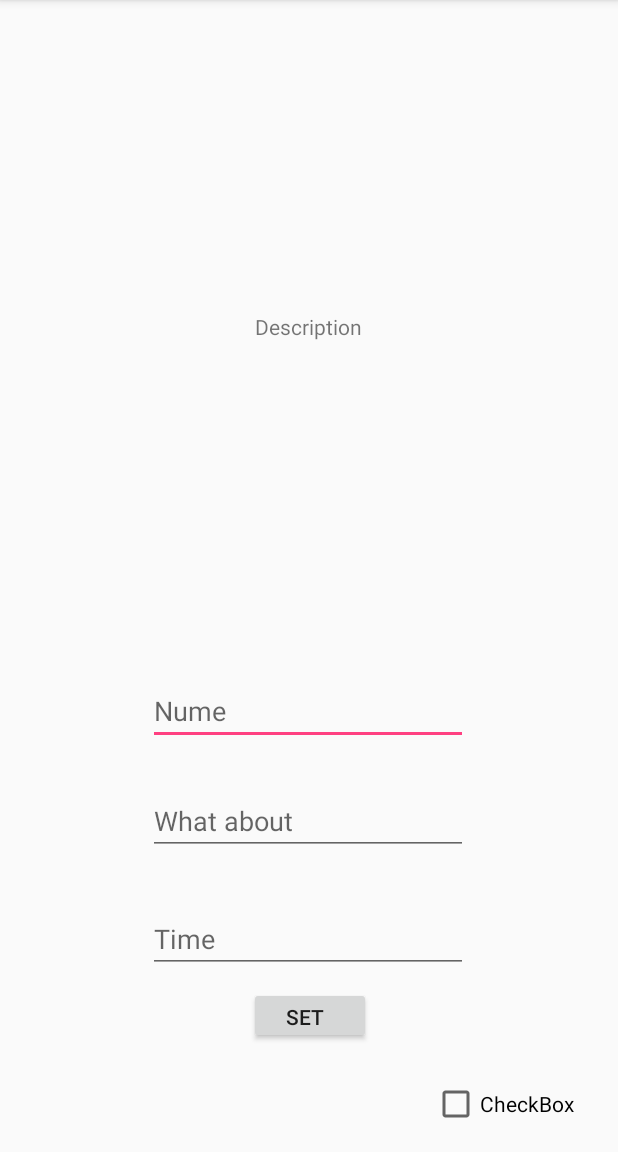
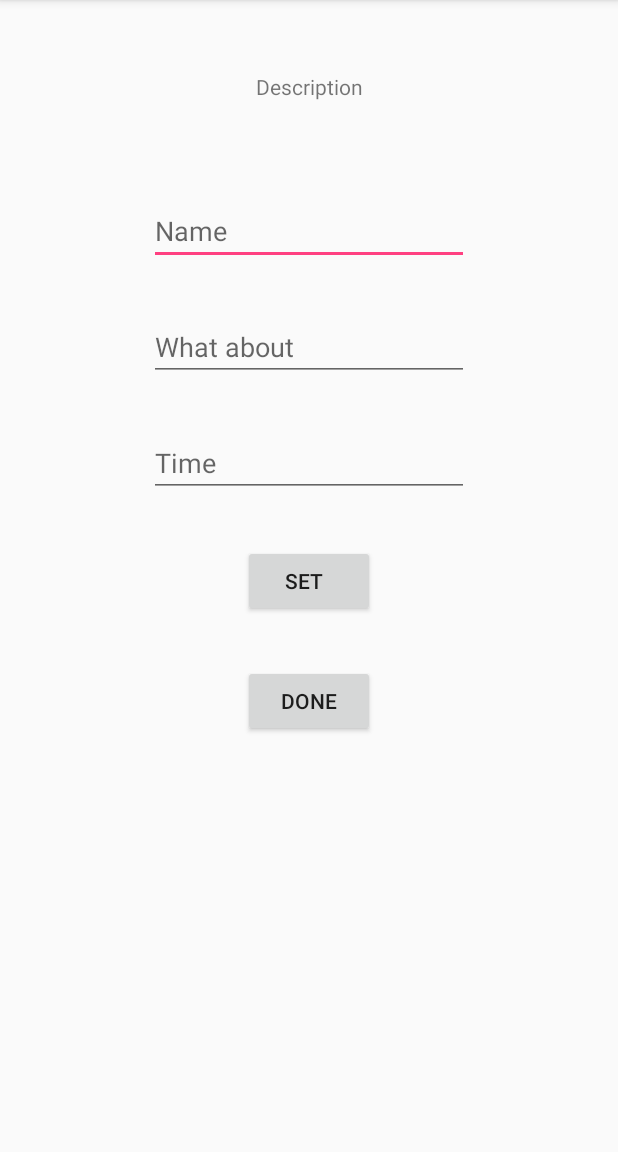
Before and after one commit to Andrefty/privatecegekagoals, an Android app: the More_Info screen opened directly, with no data from a screen before it, on a phone screen of 412 x 824 dp, the part 84-1236 px from its top. Run offline under Robolectric (Android 15) with nearby library versions, the light colour scheme and no system bars; 3 statements that could not run were skipped.

Commit message:
Add files via upload

```diff
--- a/GoalFollower/app/src/main/res/layout/activity_add.xml
+++ b/GoalFollower/app/src/main/res/layout/activity_add.xml
@@ -67,7 +67,7 @@
         android:layout_marginTop="32dp"
         android:ems="10"
         android:hint="Description"
-        android:inputType="textPersonName"
+        android:inputType="textMultiLine"
         app:layout_constraintEnd_toEndOf="parent"
         app:layout_constraintHorizontal_bias="0.503"
         app:layout_constraintStart_toStartOf="parent"
--- a/GoalFollower/app/src/main/res/layout/activity_more__info.xml
+++ b/GoalFollower/app/src/main/res/layout/activity_more__info.xml
@@ -10,82 +10,77 @@
         android:id="@+id/textView4"
         android:layout_width="wrap_content"
         android:layout_height="wrap_content"
-        android:layout_marginBottom="96dp"
-        android:layout_marginEnd="163dp"
-        android:layout_marginStart="163dp"
-        android:layout_marginTop="80dp"
+        android:layout_marginEnd="8dp"
+        android:layout_marginStart="8dp"
+        android:layout_marginTop="48dp"
         android:text="Description"
-        app:layout_constraintBottom_toTopOf="@+id/not_name_edit_text"
         app:layout_constraintEnd_toEndOf="parent"
-        app:layout_constraintHorizontal_bias="0.461"
         app:layout_constraintStart_toStartOf="parent"
         app:layout_constraintTop_toTopOf="parent" />
-
-    <CheckBox
-        android:id="@+id/done_cb"
-        android:layout_width="wrap_content"
-        android:layout_height="32dp"
-        android:layout_marginBottom="16dp"
-        android:layout_marginEnd="16dp"
-        android:layout_marginStart="274dp"
-        android:layout_marginTop="71dp"
-        android:text="CheckBox"
-        app:layout_constraintBottom_toBottomOf="parent"
-        app:layout_constraintEnd_toEndOf="parent"
-        app:layout_constraintStart_toStartOf="parent"
-        app:layout_constraintTop_toBottomOf="@+id/not_time_edit_text" />
 
     <EditText
         android:id="@+id/not_name_edit_text"
         android:layout_width="wrap_content"
         android:layout_height="wrap_content"
-        android:layout_marginBottom="28dp"
-        android:layout_marginEnd="85dp"
-        android:layout_marginStart="84dp"
+        android:layout_marginEnd="8dp"
+        android:layout_marginStart="8dp"
+        android:layout_marginTop="64dp"
         android:ems="10"
-        android:hint="Nume"
+        android:hint="Name"
         android:inputType="textPersonName"
-        app:layout_constraintBottom_toTopOf="@+id/not_description_edit_text"
         app:layout_constraintEnd_toEndOf="parent"
-        app:layout_constraintStart_toStartOf="parent" />
+        app:layout_constraintStart_toStartOf="parent"
+        app:layout_constraintTop_toBottomOf="@+id/textView4" />
 
     <EditText
         android:id="@+id/not_description_edit_text"
         android:layout_width="wrap_content"
         android:layout_height="wrap_content"
-        android:layout_marginBottom="33dp"
-        android:layout_marginEnd="85dp"
-        android:layout_marginStart="84dp"
+        android:layout_marginEnd="8dp"
+        android:layout_marginStart="8dp"
+        android:layout_marginTop="32dp"
         android:ems="10"
         android:hint="What about"
         android:inputType="textPersonName"
-        app:layout_constraintBottom_toTopOf="@+id/not_time_edit_text"
         app:layout_constraintEnd_toEndOf="parent"
-        app:layout_constraintStart_toStartOf="parent" />
+        app:layout_constraintStart_toStartOf="parent"
+        app:layout_constraintTop_toBottomOf="@+id/not_name_edit_text" />
 
     <EditText
         android:id="@+id/not_time_edit_text"
         android:layout_width="wrap_content"
         android:layout_height="wrap_content"
-        android:layout_marginBottom="9dp"
-        android:layout_marginEnd="85dp"
-        android:layout_marginStart="84dp"
+        android:layout_marginEnd="8dp"
+        android:layout_marginStart="8dp"
+        android:layout_marginTop="32dp"
         android:ems="10"
         android:hint="Time"
         android:inputType="number"
-        app:layout_constraintBottom_toTopOf="@+id/set_not_info_btn"
         app:layout_constraintEnd_toEndOf="parent"
-        app:layout_constraintStart_toStartOf="parent" />
+        app:layout_constraintStart_toStartOf="parent"
+        app:layout_constraintTop_toBottomOf="@+id/not_description_edit_text" />
 
     <Button
         android:id="@+id/set_not_info_btn"
-        android:layout_width="81dp"
-        android:layout_height="38dp"
-        android:layout_marginBottom="72dp"
-        android:layout_marginEnd="151dp"
-        android:layout_marginStart="152dp"
+        android:layout_width="wrap_content"
+        android:layout_height="wrap_content"
+        android:layout_marginEnd="8dp"
+        android:layout_marginStart="8dp"
+        android:layout_marginTop="32dp"
         android:text="set  "
-        app:layout_constraintBottom_toBottomOf="parent"
         app:layout_constraintEnd_toEndOf="parent"
-        app:layout_constraintStart_toStartOf="parent" />
+        app:layout_constraintStart_toStartOf="parent"
+        app:layout_constraintTop_toBottomOf="@+id/not_time_edit_text" />
+
+    <Button
+        android:id="@+id/button2"
+        android:layout_width="wrap_content"
+        android:layout_height="wrap_content"
+        android:layout_marginEnd="8dp"
+        android:layout_marginStart="8dp"
+        android:layout_marginTop="32dp"
+        android:text="Done"
+        app:layout_constraintEnd_toEndOf="parent"
+        app:layout_constraintStart_toStartOf="parent"
+        app:layout_constraintTop_toBottomOf="@+id/set_not_info_btn" />
 </android.support.constraint.ConstraintLayout>
```
Also changed, not shown: GoalFollower/app/src/main/java/cegeka/goalfollower/ro/goalfollower/ListActivity.java (+18 -6 lines), GoalFollower/app/src/main/java/cegeka/goalfollower/ro/goalfollower/More_Info.java (+40 -28 lines), 2 other files.
